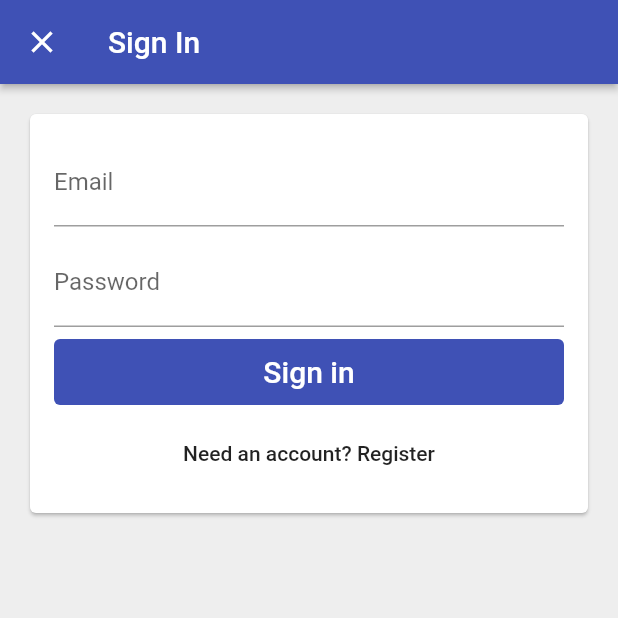
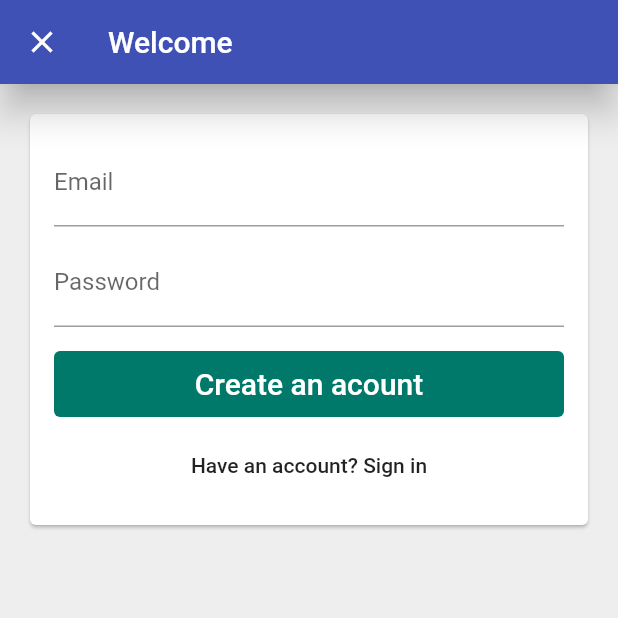
Before and after one commit to dev-tatsuya/SimpleSns, a Flutter app: the screen it shows after launch, after a tap on "Sign up", on a phone screen of 412 x 824 dp, the top half of it. Run offline on Flutter 3.47's test engine with Material 2 defaults, Android fonts, the phone set to English and light mode, and no system bars; our stand-ins replace cloud_firestore, firebase_auth; accounts and stored records are empty.

Commit message:
受け渡したformTypeでレイアウトを変更できるように修正

```diff
--- a/lib/app/sign_in/email_sign_in_form_bloc_based.dart
+++ b/lib/app/sign_in/email_sign_in_form_bloc_based.dart
@@ -8,16 +8,20 @@ import 'package:simple_sns/common_widgets/platform_exception_alert_dialog.dart';
 import 'package:simple_sns/services/auth.dart';
 
 class EmailSignInFormBlocBased extends StatefulWidget {
-  EmailSignInFormBlocBased({@required this.bloc});
+  EmailSignInFormBlocBased({
+    @required this.bloc,
+    @required this.formType,
+  });
 
   final EmailSignInBloc bloc;
+  final EmailSignInFormType formType;
 
-  static Widget create(BuildContext context) {
+  static Widget create(BuildContext context, EmailSignInFormType formType) {
     final AuthBase auth = Provider.of<AuthBase>(context);
     return Provider<EmailSignInBloc>(
-      create: (context) => EmailSignInBloc(auth: auth),
+      create: (context) => EmailSignInBloc(auth: auth, formType: formType),
       child: Consumer<EmailSignInBloc>(
-        builder: (context, bloc, _) => EmailSignInFormBlocBased(bloc: bloc),
+        builder: (context, bloc, _) => EmailSignInFormBlocBased(bloc: bloc, formType: formType),
       ),
       dispose: (context, bloc) => bloc.dispose(),
     );
@@ -62,7 +66,6 @@ class _EmailSignInFormBlocBasedState extends State<EmailSignInFormBlocBased> {
 
   void _toggleFormType() {
     widget.bloc.toggleFromType();
-    _emailController.clear();
     _passwordController.clear();
   }
 
@@ -71,7 +74,7 @@ class _EmailSignInFormBlocBasedState extends State<EmailSignInFormBlocBased> {
       _buildEmailTextField(model),
       SizedBox(height: 8.0),
       _buildPasswordTextField(model),
-      SizedBox(height: 8.0),
+      SizedBox(height: 16.0),
       FormSubmitButton(
         text: model.primaryButtonText,
         onPressed: model.canSubmit ? _submit : null,
@@ -122,7 +125,7 @@ class _EmailSignInFormBlocBasedState extends State<EmailSignInFormBlocBased> {
   Widget build(BuildContext context) {
     return StreamBuilder(
       stream: widget.bloc.modelStream,
-      initialData: EmailSignInModel(),
+      initialData: EmailSignInModel(formType: widget.formType),
       builder: (context, snapshot) {
         final EmailSignInModel model = snapshot.data;
         return Padding(
--- a/lib/app/sign_in/email_sign_in_model.dart
+++ b/lib/app/sign_in/email_sign_in_model.dart
@@ -1,29 +1,29 @@
 
 import 'package:simple_sns/app/sign_in/validators.dart';
 
-enum EmailSignInFromType { signIn, register }
+enum EmailSignInFormType { signIn, register }
 
 class EmailSignInModel with EmailAndPasswordValidators {
   EmailSignInModel({
     this.email = "",
     this.password = "",
-    this.formType = EmailSignInFromType.signIn,
+    this.formType,
     this.isLoading = false,
     this.submitted = false,
   });
 
   final String email;
   final String password;
-  final EmailSignInFromType formType;
+  final EmailSignInFormType formType;
   final bool isLoading;
   final bool submitted;
 
   String get primaryButtonText {
-    return formType == EmailSignInFromType.signIn ? 'Sign in' : 'Create an acount';
+    return formType == EmailSignInFormType.signIn ? 'Sign in' : 'Create an acount';
   }
 
   String get secondaryButtonText {
-    return formType == EmailSignInFromType.signIn
+    return formType == EmailSignInFormType.signIn
         ? 'Need an account? Register'
         : 'Have an account? Sign in';
   }
@@ -45,7 +45,7 @@ class EmailSignInModel with EmailAndPasswordValidators {
   EmailSignInModel copyWith({
     String email,
     String password,
-    EmailSignInFromType formType,
+    EmailSignInFormType formType,
     bool isLoading,
     bool submitted,
   }) {
--- a/lib/app/sign_in/email_sign_in_page.dart
+++ b/lib/app/sign_in/email_sign_in_page.dart
@@ -1,19 +1,25 @@
 import 'package:flutter/material.dart';
 import 'package:simple_sns/app/sign_in/email_sign_in_form_bloc_based.dart';
+import 'package:simple_sns/app/sign_in/email_sign_in_model.dart';
 
 class EmailSignInPage extends StatelessWidget {
+
+  const EmailSignInPage({Key key, @required this.formType}) : super(key: key);
+
+  final EmailSignInFormType formType;
+
   @override
   Widget build(BuildContext context) {
     return Scaffold(
       appBar: AppBar(
-        title: Text("Sign In"),
-        elevation: 2.0,
+        title: Text("Welcome"),
+        elevation: 10.0,
       ),
       body: SingleChildScrollView(
         child: Padding(
           padding: const EdgeInsets.all(16.0),
           child: Card(
-            child: EmailSignInFormBlocBased.create(context),
+            child: EmailSignInFormBlocBased.create(context, formType),
           ),
         ),
       ),
--- a/lib/app/sign_in/sign_in_page.dart
+++ b/lib/app/sign_in/sign_in_page.dart
@@ -1,6 +1,7 @@
 import 'package:flutter/material.dart';
 import 'package:flutter/services.dart';
 import 'package:provider/provider.dart';
+import 'package:simple_sns/app/sign_in/email_sign_in_model.dart';
 import 'package:simple_sns/app/sign_in/email_sign_in_page.dart';
 import 'package:simple_sns/app/sign_in/sign_in_bloc.dart';
 import 'package:simple_sns/app/sign_in/sign_in_button.dart';
@@ -29,11 +30,11 @@ class SignInPage extends StatelessWidget {
     ).show(context);
   }
 
-  void _signInWithEmail(BuildContext context) {
+  void _signInWithEmail(BuildContext context, EmailSignInFormType formType) {
     Navigator.of(context).push(
       MaterialPageRoute(
         fullscreenDialog: true,
-        builder: (context) => EmailSignInPage(),
+        builder: (context) => EmailSignInPage(formType: formType),
       ),
     );
   }
@@ -76,7 +77,8 @@ class SignInPage extends StatelessWidget {
                   text: "Sign in",
                   textColor: Colors.white,
                   color: Colors.teal[700],
-                  onPressed: () => isLoading ? null : _signInWithEmail(context),
+                  onPressed: () =>
+                      isLoading ? null : _signInWithEmail(context, EmailSignInFormType.signIn),
                 ),
               ),
               SizedBox(width: 8),
@@ -85,7 +87,8 @@ class SignInPage extends StatelessWidget {
                   text: "Sign up",
                   textColor: Colors.teal[700],
                   color: Colors.grey[100],
-                  onPressed: () => isLoading ? null : _signInWithEmail(context),
+                  onPressed: () =>
+                      isLoading ? null : _signInWithEmail(context, EmailSignInFormType.register),
                 ),
               ),
             ],
--- a/lib/common_widgets/form_submit_button.dart
+++ b/lib/common_widgets/form_submit_button.dart
@@ -11,7 +11,7 @@ class FormSubmitButton extends CustomRaisedButton {
             style: TextStyle(color: Colors.white, fontSize: 20.0),
           ),
           height: 44.0,
-          color: Colors.indigo,
+          color: Colors.teal[700],
           borderRadius: 4.0,
           onPressed: onPressed,
         );
```
Also changed, not shown: lib/app/sign_in/email_sign_in_bloc.dart (+10 -8 lines).
